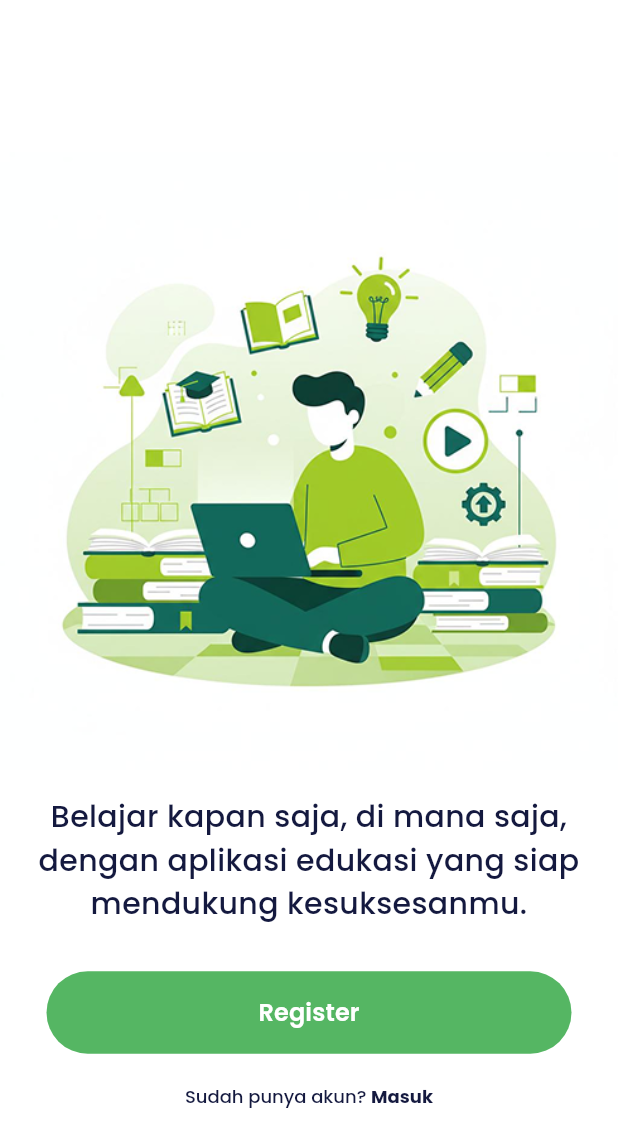
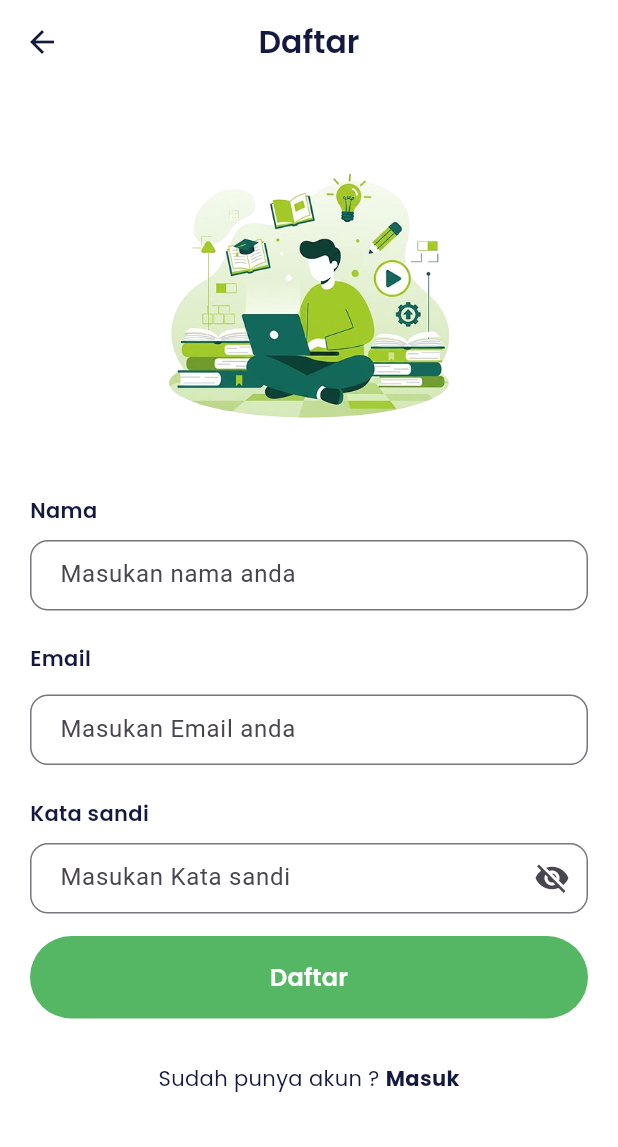
Before and after one commit to yowxy/Ngodingin, a Flutter app: the screen it shows after launch, after a tap on "Register", on a phone screen of 412 x 824 dp. Shown: the top 1147 px of the screen. Run offline on Flutter 3.47's test engine with Material 3 defaults, Android fonts, the light colour scheme and no system bars; our stand-ins replace google_fonts.

Commit message:
feat: slicing splash and auth pages

```diff
--- /dev/null
+++ b/lib/features/pages/auth/signup_pages.dart
@@ -0,0 +1,158 @@
+import 'package:flutter/material.dart';
+import 'package:hology_fe/features/widgets/form.dart';
+import 'package:hology_fe/features/widgets/button.dart';
+import 'package:hology_fe/shared/theme.dart';
+
+class SignupPages extends StatefulWidget {
+  const SignupPages({super.key});
+
+  @override
+  State<SignupPages> createState() => _SignupPagesState();
+}
+
+class _SignupPagesState extends State<SignupPages> {
+  final TextEditingController namaController = TextEditingController();
+  final TextEditingController emailController = TextEditingController();
+  final TextEditingController passwordController = TextEditingController();
+
+  bool _isObscure = true; // pindahin ke sini (stateful)
+
+  @override
+  Widget build(BuildContext context) {
+    return Scaffold(
+      appBar: AppBar(
+        leading: IconButton(
+          onPressed: () {
+            Navigator.pushNamedAndRemoveUntil(context, '/', (route) => false);
+          },
+          icon: const Icon(Icons.arrow_back),
+        ),
+        title: Text(
+          'Daftar',
+          style: blackTextStyle.copyWith(
+            fontWeight: semibold,
+            fontSize: 21,
+          ),
+        ),
+        centerTitle: true,
+        backgroundColor: Colors.white,
+        elevation: 0,
+      ),
+      body: ListView(
+        padding: const EdgeInsets.symmetric(horizontal: 20),
+        children: [
+          Container(
+            width: 245,
+            height: 234,
+            margin: const EdgeInsets.symmetric(vertical: 20),
+            decoration: const BoxDecoration(
+              image: DecorationImage(
+                image: AssetImage('assets/auth_image_bg.png'),
+              ),
+            ),
+          ),
+
+          // Nama
+          Text(
+            'Nama',
+            style: blackTextStyle.copyWith(
+              fontWeight: semibold,
+              fontSize: 14,
+            ),
+          ),
+          const SizedBox(height: 10),
+          CustomTextForm(
+            controller: namaController,
+            hintText: 'Masukan nama anda',
+            obscureText: false,
+            width: double.infinity,
+            height: 47,
+          ),
+
+          const SizedBox(height: 22),
+
+          // Email
+          Text(
+            'Email',
+            style: blackTextStyle.copyWith(
+              fontWeight: semibold,
+              fontSize: 14,
+            ),
+          ),
+          const SizedBox(height: 14),
+          CustomTextForm(
+            controller: emailController,
+            hintText: 'Masukan Email anda',
+            obscureText: false,
+            width: double.infinity,
+            height: 47,
+          ),
+
+          const SizedBox(height: 22),
+
+          // Password dengan eye toggle
+          Text(
+            'Kata sandi',
+            style: blackTextStyle.copyWith(
+              fontWeight: semibold,
+              fontSize: 14,
+            ),
+          ),
+          const SizedBox(height: 10),
+          CustomTextForm(
+            controller: passwordController,
+            hintText: 'Masukan Kata sandi',
+            obscureText: _isObscure,
+            width: double.infinity,
+            height: 47,
+            suffixIcon: IconButton(
+              icon: Icon(
+                _isObscure ? Icons.visibility_off : Icons.visibility,
+              ),
+              onPressed: () {
+                setState(() {
+                  _isObscure = !_isObscure;
+                });
+              },
+            ),
+          ),
+
+          const SizedBox(height: 15),
+
+          CustomButton(
+            title: 'Daftar',
+            width: 388,
+            height: 55,
+          ),
+
+          const SizedBox(height: 30),
+
+          Row(
+            mainAxisAlignment: MainAxisAlignment.center,
+            children: [
+              Text(
+                'Sudah punya akun ? ',
+                style: blackTextStyle.copyWith(
+                  fontWeight: reguler,
+                  fontSize: 14,
+                ),
+              ),
+              GestureDetector(
+                onTap: () {
+                  Navigator.pushNamed(context, '/signin');
+                },
+                child: Text(
+                  'Masuk',
+                  style: blackTextStyle.copyWith(
+                    fontWeight: bold,
+                    fontSize: 14,
+                  ),
+                ),
+              ),
+            ],
+          ),
+        ],
+      ),
+    );
+  }
+}
--- a/lib/features/pages/splash_screen.dart
+++ b/lib/features/pages/splash_screen.dart
@@ -22,7 +22,7 @@ class _SplashPageState extends State<SplashPage> {
             SizedBox(
               width: 447,
               height: 447,
-              child: Image.asset('assets/splash_image.png'),
+              child: Image.asset('assets/splash_image_bg.png'),
             ),
 
             Text(
@@ -47,7 +47,7 @@ class _SplashPageState extends State<SplashPage> {
           onPressed: () {
             Navigator.pushNamedAndRemoveUntil(
               context,
-              '/register',
+              '/sign-up',
               (route) => false,
             );
           },
@@ -74,14 +74,12 @@ class _SplashPageState extends State<SplashPage> {
                   ),
                   recognizer: TapGestureRecognizer()
                     ..onTap = () {
-                      Navigator.pushNamed(context, '/login'); // ganti ke route login
+                      Navigator.pushNamed(context, '/sign-in'); // ganti ke route login
                     },
                 ),
               ],
             ),
           ),
-
-
           ],
         ),
       ),
--- /dev/null
+++ b/lib/features/widgets/form.dart
@@ -0,0 +1,43 @@
+import 'package:flutter/material.dart';
+
+class CustomTextForm extends StatelessWidget {
+  final TextEditingController controller;
+  final String hintText;
+  final bool obscureText;
+  final double width;
+  final double height;
+  final Widget? suffixIcon; // <-- tambahin ini
+
+  const CustomTextForm({
+    super.key,
+    required this.controller,
+    required this.hintText,
+    required this.obscureText,
+    required this.width,
+    required this.height,
+    this.suffixIcon, // <-- tambahin juga di constructor
+  });
+
+  @override
+  Widget build(BuildContext context) {
+    return SizedBox(
+      width: width,
+      height: height,
+      child: TextFormField(
+        controller: controller,
+        obscureText: obscureText,
+        decoration: InputDecoration(
+          hintText: hintText,
+          border: OutlineInputBorder(
+            borderRadius: BorderRadius.circular(12),
+          ),
+          contentPadding: const EdgeInsets.symmetric(
+            horizontal: 16,
+            vertical: 12,
+          ),
+          suffixIcon: suffixIcon, // <-- pasang di sini
+        ),
+      ),
+    );
+  }
+}
--- a/lib/main.dart
+++ b/lib/main.dart
@@ -1,4 +1,6 @@
 import 'package:flutter/material.dart';
+import 'package:hology_fe/features/pages/auth/signin_pages.dart';
+import 'package:hology_fe/features/pages/auth/signup_pages.dart';
 import 'package:hology_fe/features/pages/splash_screen.dart';
 import 'package:hology_fe/shared/theme.dart';
 
@@ -28,6 +30,8 @@
       debugShowCheckedModeBanner: false,
       routes: {
         '/': (context) => const SplashPage(),
+        '/sign-in':(context) =>  SigninPages(),
+        '/sign-up':(context) =>  SignupPages(),
       },
     );
   }
```
Also changed, not shown: lib/features/pages/auth/signin_pages.dart (added, +175 -0 lines), assets/EyeOff.png (added), assets/auth_image_bg.png (added), assets/splash_image_bg.png (added), lib/features/pages/auth/login.dart (added).
